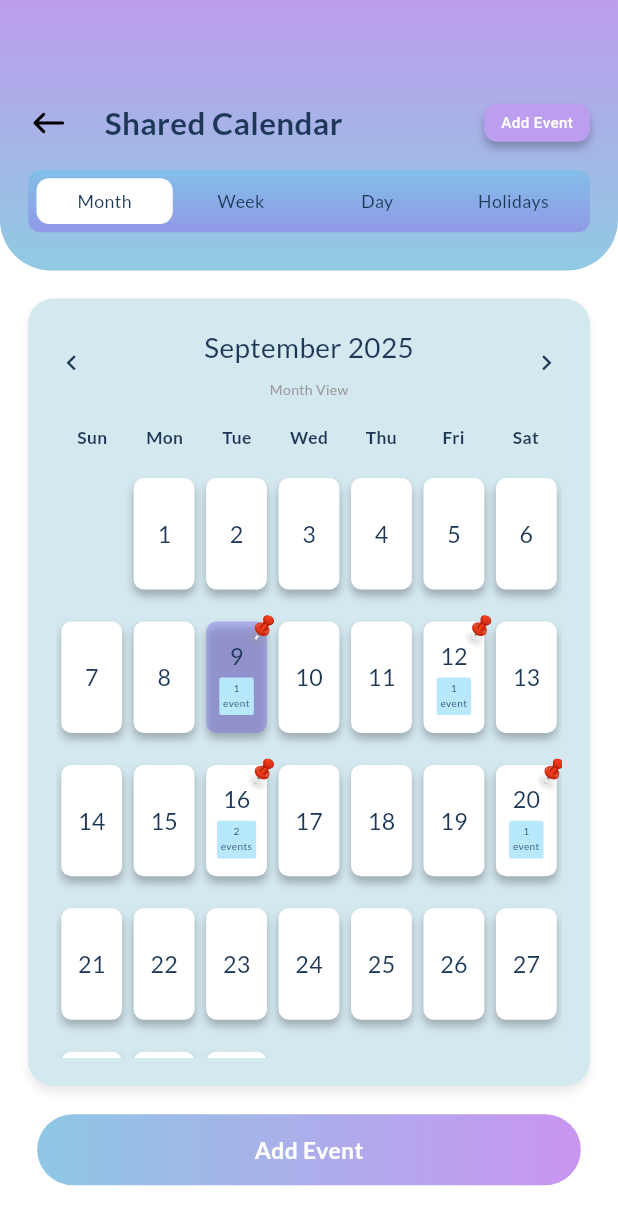
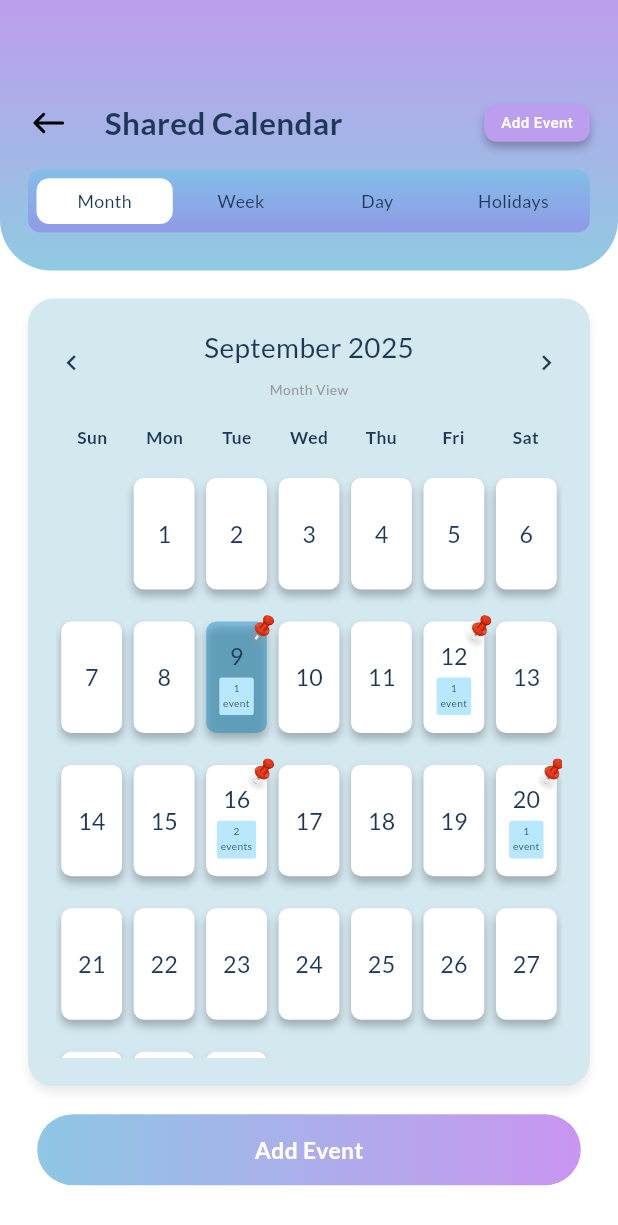
Before and after one commit to RaihanRafi01/parent_bridge, a Flutter app: the screen it shows after launch, on a phone screen of 412 x 824 dp. Shown: the top 1225 px of the screen. Run offline on Flutter 3.47's test engine with Material 3 defaults, Android fonts, the phone set to English and light mode, and no system bars; our stand-ins replace flutter_screenutil, flutter_svg, get, google_fonts.

```diff
--- a/lib/app/modules/calendar/views/calendar_view.dart
+++ b/lib/app/modules/calendar/views/calendar_view.dart
@@ -193,9 +193,9 @@ class CalendarView extends GetView<CalendarController> {
         margin: EdgeInsets.symmetric(horizontal: 4, vertical: 12).r,
         decoration: BoxDecoration(
           color: isSelected
-              ? const Color(0xFF7B68EE).withOpacity(0.4)
+              ? AppColors.calenderSelect.withOpacity(0.4)
               : isToday
-              ? const Color(0xFF7B68EE).withOpacity(0.2)
+              ? AppColors.calenderSelect.withOpacity(0.2)
               : Colors.white,
           borderRadius: BorderRadius.circular(8.r),
           boxShadow: [BoxShadow(color: Color(0x40000000), offset: Offset(0, 4), blurRadius: 4)],
--- a/lib/common/appColors.dart
+++ b/lib/common/appColors.dart
@@ -53,6 +53,7 @@ class AppColors {
   static const Color calenderG1 = Color(0xFF82BFE8);
   static const Color calenderG2 = Color(0xFF9199E7);
   static const Color gray = Color(0xFF737373);
+  static const Color calenderSelect = Color(0xFF0084C1);
 
   // #7F4BE7 - Deep Purple
   static const Color deepPurple = Color(0xFF7F4BE7);
```
